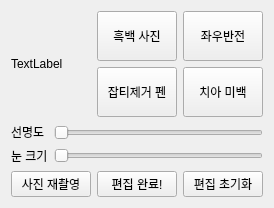
Old version of the form Qt/Simple-Smart-ID-Photo-Maker_Qt/photoeditpage.ui in the repository jeong7231/Intel7_simple_id_photo_maker.
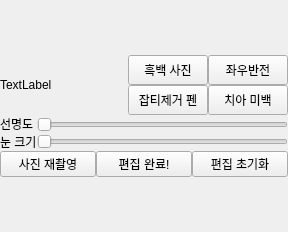
New version of the form. Custom widgets are drawn as their Qt base class.

```diff
--- a/Qt/Simple-Smart-ID-Photo-Maker_Qt/photoeditpage.ui
+++ b/Qt/Simple-Smart-ID-Photo-Maker_Qt/photoeditpage.ui
@@ -6,18 +6,63 @@
    <rect>
     <x>0</x>
     <y>0</y>
-    <width>100</width>
-    <height>100</height>
+    <width>288</width>
+    <height>232</height>
    </rect>
   </property>
   <property name="windowTitle">
    <string>Form</string>
   </property>
   <layout class="QVBoxLayout" name="verticalLayout_2">
+   <property name="spacing">
+    <number>0</number>
+   </property>
+   <property name="leftMargin">
+    <number>0</number>
+   </property>
+   <property name="topMargin">
+    <number>0</number>
+   </property>
+   <property name="rightMargin">
+    <number>0</number>
+   </property>
+   <property name="bottomMargin">
+    <number>0</number>
+   </property>
    <item>
-    <layout class="QVBoxLayout" name="verticalLayout" stretch="10,1,0">
+    <layout class="QVBoxLayout" name="verticalLayout" stretch="8,1,1">
+     <property name="spacing">
+      <number>0</number>
+     </property>
+     <property name="leftMargin">
+      <number>0</number>
+     </property>
+     <property name="topMargin">
+      <number>0</number>
+     </property>
+     <property name="rightMargin">
+      <number>0</number>
+     </property>
+     <property name="bottomMargin">
+      <number>0</number>
+     </property>
      <item>
-      <layout class="QHBoxLayout" name="horizontalLayout_3" stretch="7,3">
+      <layout class="QHBoxLayout" name="horizontalLayout_3" stretch="9,1">
+       <property name="spacing">
+        <number>0</number>
+       </property>
+       <property name="leftMargin">
+        <number>0</number>
+       </property>
+       <property name="topMargin">
+        <number>0</number>
+       </property>
+       <property name="rightMargin">
+        <number>0</number>
+       </property>
+       <property name="bottomMargin">
+        <number>0</number>
+       </property>
        <item>
         <widget class="AspectRatioLabel" name="photoScreen">
          <property name="text">
@@ -27,12 +72,42 @@
        </item>
        <item>
         <layout class="QVBoxLayout" name="verticalLayout_3" stretch="1,1">
+         <property name="spacing">
+          <number>0</number>
+         </property>
+         <property name="leftMargin">
+          <number>0</number>
+         </property>
+         <property name="topMargin">
+          <number>0</number>
+         </property>
+         <property name="rightMargin">
+          <number>0</number>
+         </property>
+         <property name="bottomMargin">
+          <number>0</number>
+         </property>
          <item>
-          <layout class="QHBoxLayout" name="horizontalLayout_5">
+          <layout class="QHBoxLayout" name="horizontalLayout_5" stretch="1,1">
+           <property name="spacing">
+            <number>0</number>
+           </property>
+           <property name="leftMargin">
+            <number>0</number>
+           </property>
+           <property name="topMargin">
+            <number>0</number>
+           </property>
+           <property name="rightMargin">
+            <number>0</number>
+           </property>
+           <property name="bottomMargin">
+            <number>0</number>
+           </property>
            <item>
             <widget class="QPushButton" name="BW_Button">
              <property name="sizePolicy">
-              <sizepolicy hsizetype="Minimum" vsizetype="Expanding">
+              <sizepolicy hsizetype="Minimum" vsizetype="Fixed">
                <horstretch>0</horstretch>
                <verstretch>0</verstretch>
               </sizepolicy>
@@ -40,7 +115,7 @@
              <property name="minimumSize">
               <size>
                <width>0</width>
-               <height>50</height>
+               <height>30</height>
               </size>
              </property>
              <property name="text">
@@ -54,7 +129,7 @@
            <item>
             <widget class="QPushButton" name="horizontal_flip_button">
              <property name="sizePolicy">
-              <sizepolicy hsizetype="Minimum" vsizetype="Expanding">
+              <sizepolicy hsizetype="Minimum" vsizetype="Fixed">
                <horstretch>0</horstretch>
                <verstretch>0</verstretch>
               </sizepolicy>
@@ -62,7 +137,7 @@
              <property name="minimumSize">
               <size>
                <width>0</width>
-               <height>50</height>
+               <height>30</height>
               </size>
              </property>
              <property name="text">
@@ -73,11 +148,26 @@
           </layout>
          </item>
          <item>
-          <layout class="QHBoxLayout" name="horizontalLayout_4">
+          <layout class="QHBoxLayout" name="horizontalLayout_4" stretch="1,1">
+           <property name="spacing">
+            <number>0</number>
+           </property>
+           <property name="leftMargin">
+            <number>0</number>
+           </property>
+           <property name="topMargin">
+            <number>0</number>
+           </property>
+           <property name="rightMargin">
+            <number>0</number>
+           </property>
+           <property name="bottomMargin">
+            <number>0</number>
+           </property>
            <item>
             <widget class="QPushButton" name="spot_remove_pen">
              <property name="sizePolicy">
-              <sizepolicy hsizetype="Minimum" vsizetype="Expanding">
+              <sizepolicy hsizetype="Minimum" vsizetype="Fixed">
                <horstretch>0</horstretch>
                <verstretch>0</verstretch>
               </sizepolicy>
@@ -85,7 +175,7 @@
              <property name="minimumSize">
               <size>
                <width>0</width>
-               <height>50</height>
+               <height>30</height>
               </size>
              </property>
              <property name="text">
@@ -99,7 +189,7 @@
            <item>
             <widget class="QPushButton" name="teeth_whiten_4_button">
              <property name="sizePolicy">
-              <sizepolicy hsizetype="Minimum" vsizetype="Expanding">
+              <sizepolicy hsizetype="Minimum" vsizetype="Fixed">
                <horstretch>0</horstretch>
                <verstretch>0</verstretch>
               </sizepolicy>
@@ -107,7 +197,7 @@
              <property name="minimumSize">
               <size>
                <width>0</width>
-               <height>50</height>
+               <height>30</height>
               </size>
              </property>
              <property name="text">
@@ -126,8 +216,38 @@
      </item>
      <item>
       <layout class="QHBoxLayout" name="horizontalLayout_2" stretch="0,0">
+       <property name="spacing">
+        <number>0</number>
+       </property>
+       <property name="leftMargin">
+        <number>0</number>
+       </property>
+       <property name="topMargin">
+        <number>0</number>
+       </property>
+       <property name="rightMargin">
+        <number>0</number>
+       </property>
+       <property name="bottomMargin">
+        <number>0</number>
+       </property>
        <item>
         <layout class="QVBoxLayout" name="verticalLayout_7">
+         <property name="spacing">
+          <number>0</number>
+         </property>
+         <property name="leftMargin">
+          <number>0</number>
+         </property>
+         <property name="topMargin">
+          <number>0</number>
+         </property>
+         <property name="rightMargin">
+          <number>0</number>
+         </property>
+         <property name="bottomMargin">
+          <number>0</number>
+         </property>
          <item>
           <widget class="QLabel" name="Sharpen_label">
            <property name="layoutDirection">
@@ -149,6 +269,21 @@
        </item>
        <item>
         <layout class="QVBoxLayout" name="verticalLayout_6">
+         <property name="spacing">
+          <number>0</number>
+         </property>
+         <property name="leftMargin">
+          <number>0</number>
+         </property>
+         <property name="topMargin">
+          <number>0</number>
+         </property>
+         <property name="rightMargin">
+          <number>0</number>
+         </property>
+         <property name="bottomMargin">
+          <number>0</number>
+         </property>
          <item>
           <widget class="QSlider" name="Sharpen_bar">
            <property name="orientation">
@@ -169,6 +304,21 @@
      </item>
      <item>
       <layout class="QHBoxLayout" name="horizontalLayout">
+       <property name="spacing">
+        <number>0</number>
+       </property>
+       <property name="leftMargin">
+        <number>0</number>
+       </property>
+       <property name="topMargin">
+        <number>0</number>
+       </property>
+       <property name="rightMargin">
+        <number>0</number>
+       </property>
+       <property name="bottomMargin">
+        <number>0</number>
+       </property>
        <item>
         <widget class="QPushButton" name="retakeshot_button">
          <property name="text">
```
